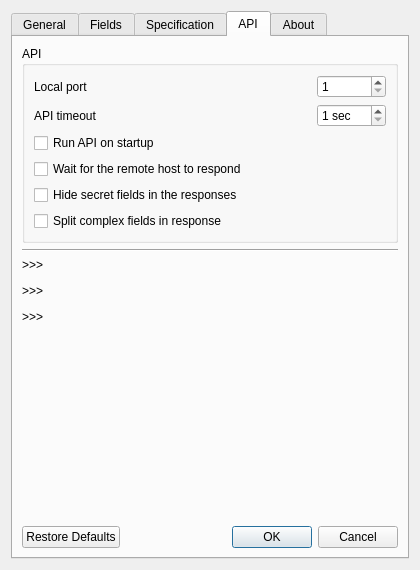
This is common/gui/forms/settings_window.ui in FedorIvanov37/signal as Qt 5 draws it before an edit. The edited form follows.
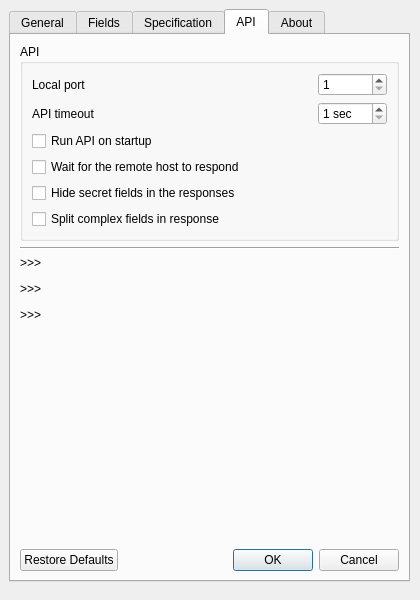
This is the edited form. The open tabs and pages were chosen to show the change.

Commit message: Added condition to open API Spec from SettingsWindow only when the API is running

The edit to the form file:
```diff
--- a/common/gui/forms/settings_window.ui
+++ b/common/gui/forms/settings_window.ui
@@ -7,7 +7,7 @@
     <x>0</x>
     <y>0</y>
     <width>420</width>
-    <height>570</height>
+    <height>600</height>
    </rect>
   </property>
   <property name="sizePolicy">
@@ -19,21 +19,27 @@
   <property name="minimumSize">
    <size>
     <width>420</width>
-    <height>570</height>
+    <height>600</height>
    </size>
   </property>
   <property name="maximumSize">
    <size>
     <width>420</width>
-    <height>570</height>
+    <height>600</height>
    </size>
   </property>
   <property name="windowTitle">
    <string>Signal | Configuration</string>
   </property>
-  <layout class="QGridLayout" name="gridLayout_8">
-   <item row="0" column="0">
     <widget class="QTabWidget" name="MainTabs">
+   <property name="geometry">
+    <rect>
+     <x>9</x>
+     <y>9</y>
+     <width>401</width>
+     <height>573</height>
+    </rect>
+   </property>
      <property name="currentIndex">
       <number>0</number>
      </property>
@@ -912,33 +918,6 @@
          </layout>
         </widget>
        </item>
-       <item row="2" column="0">
-        <widget class="Line" name="line_2">
-         <property name="orientation">
-          <enum>Qt::Horizontal</enum>
-         </property>
-        </widget>
-       </item>
-       <item row="4" column="0">
-        <spacer name="verticalSpacer_8">
-         <property name="orientation">
-          <enum>Qt::Vertical</enum>
-         </property>
-         <property name="sizeHint" stdset="0">
-          <size>
-           <width>20</width>
-           <height>40</height>
-          </size>
-         </property>
-        </spacer>
-       </item>
-       <item row="5" column="0">
-        <widget class="QDialogButtonBox" name="ApiButtonBox">
-         <property name="standardButtons">
-          <set>QDialogButtonBox::Cancel|QDialogButtonBox::Ok|QDialogButtonBox::RestoreDefaults</set>
-         </property>
-        </widget>
-       </item>
        <item row="3" column="0">
         <widget class="QLabel" name="ApiInfoLabel">
          <property name="text">
@@ -955,6 +934,33 @@
          </property>
         </widget>
        </item>
+     <item row="1" column="0">
+      <widget class="Line" name="line_2">
+       <property name="orientation">
+        <enum>Qt::Horizontal</enum>
+       </property>
+      </widget>
+     </item>
+     <item row="5" column="0">
+      <widget class="QDialogButtonBox" name="ApiButtonBox">
+       <property name="standardButtons">
+        <set>QDialogButtonBox::Cancel|QDialogButtonBox::Ok|QDialogButtonBox::RestoreDefaults</set>
+       </property>
+      </widget>
+     </item>
+     <item row="4" column="0">
+      <spacer name="verticalSpacer_3">
+       <property name="orientation">
+        <enum>Qt::Vertical</enum>
+       </property>
+       <property name="sizeHint" stdset="0">
+        <size>
+         <width>20</width>
+         <height>40</height>
+        </size>
+       </property>
+      </spacer>
+     </item>
       </layout>
      </widget>
      <widget class="QWidget" name="About">
@@ -1382,8 +1388,6 @@
       </layout>
      </widget>
     </widget>
-   </item>
-  </layout>
  </widget>
  <resources/>
  <connections/>
```
Left out of the diff: 5 changed lines with no effect on the pictures. Lines whose indentation alone changed are shown as unchanged. The commit also changes 7 other files.
